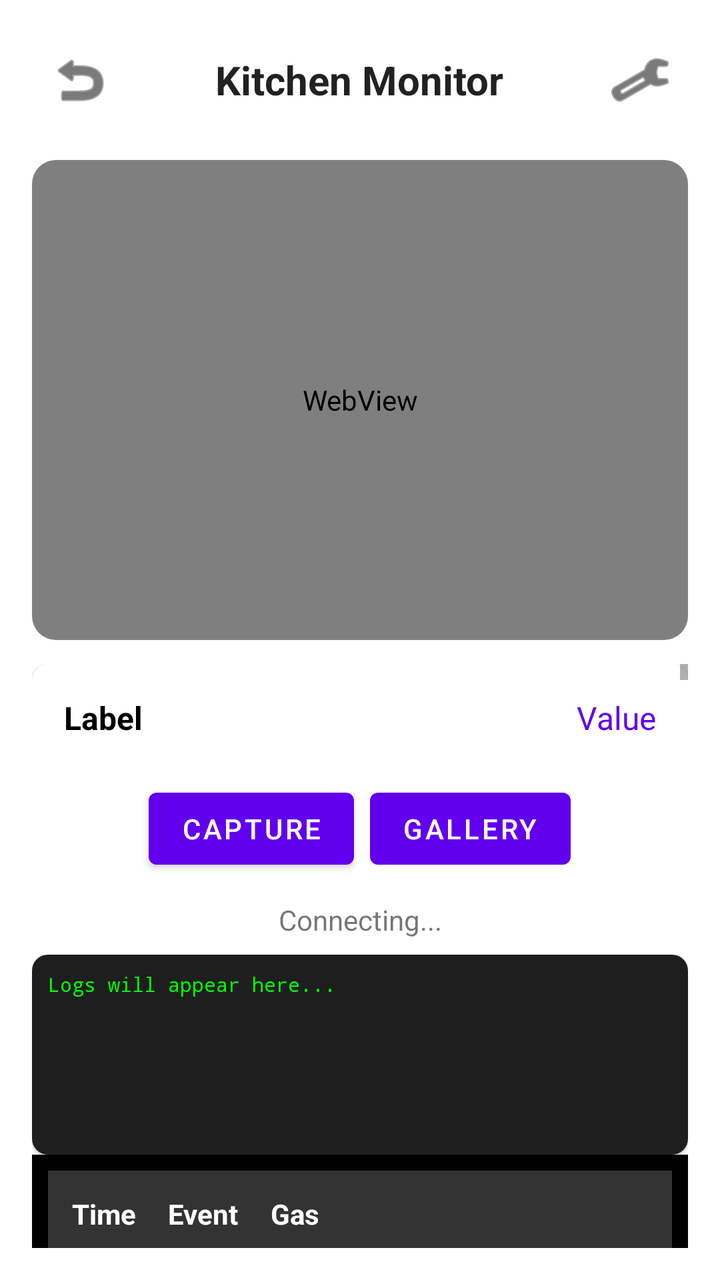
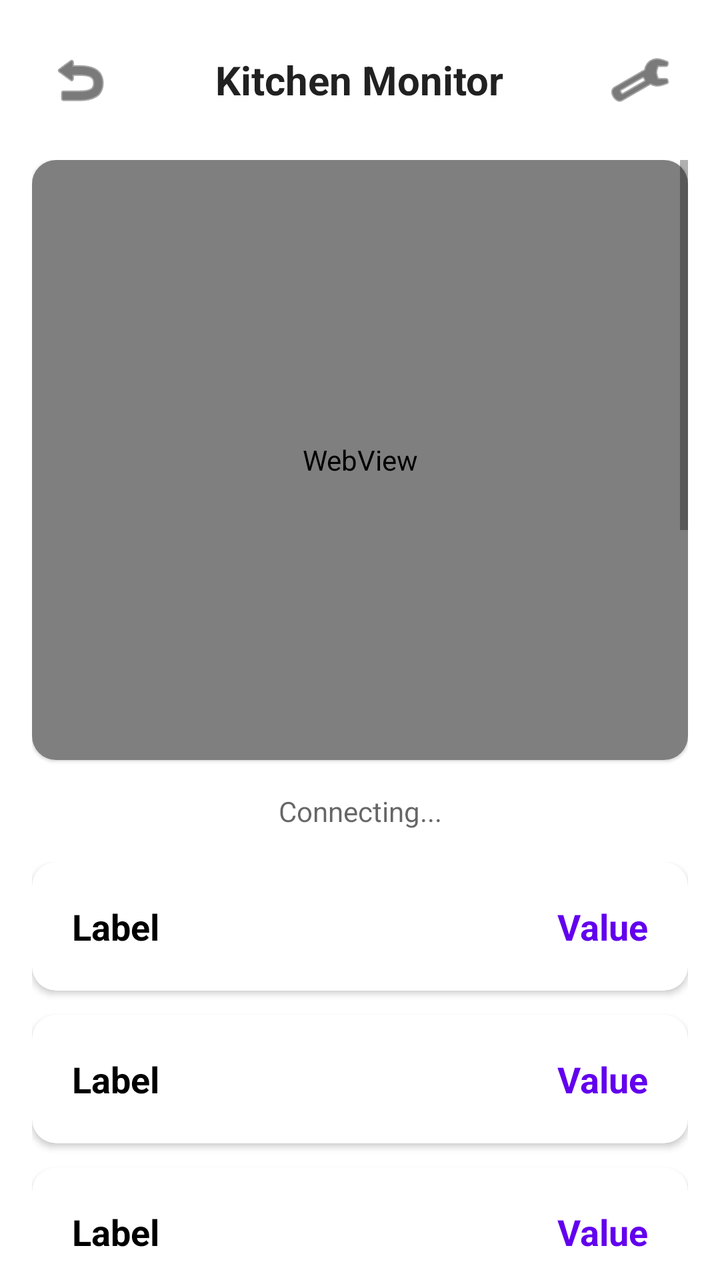

The first picture is an Android layout as it rendered before a commit; the second is the same layout after the commit. The layout source and the unified diff follow.
<!-- AndroidManifest.xml: application theme Theme.Sample -->
<!-- res/layout/activity_kitchen_monitor.xml -->
<?xml version="1.0" encoding="utf-8"?>
<LinearLayout xmlns:android="http://schemas.android.com/apk/res/android"
    xmlns:app="http://schemas.android.com/apk/res-auto"
    android:layout_width="match_parent"
    android:layout_height="match_parent"
    android:orientation="vertical"
    android:padding="16dp"
    android:background="?android:attr/colorBackground">

    <RelativeLayout
        android:layout_width="match_parent"
        android:layout_height="wrap_content"
        android:layout_marginBottom="16dp">

        <ImageButton
            android:id="@+id/btn_back"
            android:layout_width="48dp"
            android:layout_height="48dp"
            android:background="?attr/selectableItemBackgroundBorderless"
            android:src="@android:drawable/ic_menu_revert"
            android:contentDescription="@string/content_desc_back"
            app:tint="?android:attr/textColorPrimary" />

        <TextView
            android:layout_width="wrap_content"
            android:layout_height="wrap_content"
            android:layout_centerInParent="true"
            android:text="@string/title_kitchen"
            android:textColor="?android:attr/textColorPrimary"
            android:textSize="20sp"
            android:textStyle="bold" />

        <ImageButton
            android:id="@+id/btn_settings"
            android:layout_width="48dp"
            android:layout_height="48dp"
            android:layout_alignParentEnd="true"
            android:background="?attr/selectableItemBackgroundBorderless"
            android:src="@android:drawable/ic_menu_preferences"
            app:tint="?android:attr/textColorPrimary" />
    </RelativeLayout>

    <com.google.android.material.card.MaterialCardView
        android:layout_width="match_parent"
        android:layout_height="240dp"
        app:cardCornerRadius="12dp"
        android:layout_marginBottom="12dp">

        <WebView
            android:id="@+id/video_stream"
            android:layout_width="match_parent"
            android:layout_height="match_parent"
            android:background="#000000" />
    </com.google.android.material.card.MaterialCardView>

    <ScrollView
        android:layout_width="match_parent"
        android:layout_height="0dp"
        android:layout_weight="1"
        android:layout_marginBottom="12dp">

        <LinearLayout
            android:layout_width="match_parent"
            android:layout_height="wrap_content"
            android:orientation="vertical">

            <include layout="@layout/item_status_row" android:id="@+id/row_pir" />
            <include layout="@layout/item_status_row" android:id="@+id/row_ldr" />
            <include layout="@layout/item_status_row" android:id="@+id/row_relay" />
            <include layout="@layout/item_status_row" android:id="@+id/row_buzzer" />
            <include layout="@layout/item_status_row" android:id="@+id/row_gas" />
            <include layout="@layout/item_status_row" android:id="@+id/row_temp" />
            <include layout="@layout/item_status_row" android:id="@+id/row_pres" />
        </LinearLayout>
    </ScrollView>

    <LinearLayout
        android:layout_width="match_parent"
        android:layout_height="wrap_content"
        android:orientation="horizontal"
        android:gravity="center"
        android:layout_marginBottom="12dp">

        <Button android:id="@+id/btn_capture" android:layout_width="wrap_content" android:layout_height="wrap_content" android:text="Capture" android:layout_marginEnd="8dp" />
        <Button android:id="@+id/btn_gallery" android:layout_width="wrap_content" android:layout_height="wrap_content" android:text="Gallery" />
    </LinearLayout>

    <TextView android:id="@+id/sync_status" android:layout_width="match_parent" android:layout_height="wrap_content" android:gravity="center" android:text="Connecting..." />

    <com.google.android.material.card.MaterialCardView
        android:layout_width="match_parent"
        android:layout_height="100dp"
        android:layout_marginTop="8dp"
        app:cardCornerRadius="8dp"
        app:cardElevation="1dp">

        <ScrollView
            android:id="@+id/log_scroll_view"
            android:layout_width="match_parent"
            android:layout_height="match_parent"
            android:background="#1E1E1E"
            android:padding="8dp">

            <TextView
                android:id="@+id/tv_connection_logs"
                android:layout_width="match_parent"
                android:layout_height="wrap_content"
                android:fontFamily="monospace"
                android:text="Logs will appear here..."
                android:textColor="#00FF00"
                android:textSize="10sp" />
        </ScrollView>
    </com.google.android.material.card.MaterialCardView>

    <ScrollView
        android:layout_width="match_parent"
        android:layout_height="0dp"
        android:layout_weight="1"
        android:background="#000000">

        <TableLayout
            android:id="@+id/history_table"
            android:layout_width="match_parent"
            android:layout_height="wrap_content"
            android:padding="8dp">

            <TableRow android:background="#333333" android:padding="4dp">
                <TextView android:text="Time" android:textColor="#FFFFFF" android:padding="8dp" android:textStyle="bold"/>
                <TextView android:text="Event" android:textColor="#FFFFFF" android:padding="8dp" android:textStyle="bold"/>
                <TextView android:text="Gas" android:textColor="#FFFFFF" android:padding="8dp" android:textStyle="bold"/>
            </TableRow>
        </TableLayout>
    </ScrollView>
</LinearLayout>
<!-- res/layout/item_status_row.xml (included above) -->
<?xml version="1.0" encoding="utf-8"?>
<com.google.android.material.card.MaterialCardView xmlns:android="http://schemas.android.com/apk/res/android"
    xmlns:app="http://schemas.android.com/apk/res-auto"
    android:layout_width="match_parent"
    android:layout_height="wrap_content"
    android:layout_marginBottom="8dp"
    app:cardCornerRadius="8dp"
    app:cardElevation="1dp">

    <LinearLayout
        android:layout_width="match_parent"
        android:layout_height="wrap_content"
        android:orientation="horizontal"
        android:padding="16dp"
        android:gravity="center_vertical">

        <TextView
            android:id="@+id/label"
            android:layout_width="0dp"
            android:layout_height="wrap_content"
            android:layout_weight="1"
            android:text="Label"
            android:textColor="?attr/colorOnSurface"
            android:textStyle="bold"
            android:textSize="16sp" />

        <com.google.android.material.switchmaterial.SwitchMaterial
            android:id="@+id/sensor_switch"
            android:layout_width="wrap_content"
            android:layout_height="wrap_content"
            android:layout_marginEnd="8dp"
            android:visibility="gone" />

        <TextView
            android:id="@+id/value"
            android:layout_width="wrap_content"
            android:layout_height="wrap_content"
            android:text="Value"
            android:textSize="16sp"
            android:textColor="?attr/colorPrimary" />

    </LinearLayout>
</com.google.android.material.card.MaterialCardView>
<!-- resources referenced by this layout -->
<resources>
  <string name="content_desc_back">Back to Menu</string>
  <string name="title_kitchen">Kitchen Monitor</string>
  <style name="Theme.Sample" parent="Theme.MaterialComponents.DayNight.NoActionBar">
          
          <item name="colorPrimary">@color/purple_500</item>
          <item name="colorPrimaryVariant">@color/purple_700</item>
          <item name="colorOnPrimary">@color/white</item>
          
          <item name="colorSecondary">@color/teal_200</item>
          <item name="colorSecondaryVariant">@color/teal_700</item>
          <item name="colorOnSecondary">@color/black</item>
          
          <item name="android:statusBarColor">?attr/colorPrimaryVariant</item>
          
      </style>
  <color name="purple_500">#FF6200EE</color>
  <color name="purple_700">#FF3700B3</color>
  <color name="white">#FFFFFFFF</color>
  <color name="teal_200">#FF03DAC5</color>
  <color name="teal_700">#FF018786</color>
  <color name="black">#FF000000</color>
</resources>

<!-- the commit's change to res/layout/activity_kitchen_monitor.xml (unified diff, before → after) -->
@@ -40,96 +40,168 @@
             app:tint="?android:attr/textColorPrimary" />
     </RelativeLayout>
 
-    <com.google.android.material.card.MaterialCardView
-        android:layout_width="match_parent"
-        android:layout_height="240dp"
-        app:cardCornerRadius="12dp"
-        android:layout_marginBottom="12dp">
-
-        <WebView
-            android:id="@+id/video_stream"
-            android:layout_width="match_parent"
-            android:layout_height="match_parent"
-            android:background="#000000" />
-    </com.google.android.material.card.MaterialCardView>
-
     <ScrollView
         android:layout_width="match_parent"
         android:layout_height="0dp"
         android:layout_weight="1"
-        android:layout_marginBottom="12dp">
+        android:fillViewport="true">
 
         <LinearLayout
             android:layout_width="match_parent"
             android:layout_height="wrap_content"
             android:orientation="vertical">
 
-            <include layout="@layout/item_status_row" android:id="@+id/row_pir" />
-            <include layout="@layout/item_status_row" android:id="@+id/row_ldr" />
-            <include layout="@layout/item_status_row" android:id="@+id/row_relay" />
-            <include layout="@layout/item_status_row" android:id="@+id/row_buzzer" />
-            <include layout="@layout/item_status_row" android:id="@+id/row_gas" />
-            <include layout="@layout/item_status_row" android:id="@+id/row_temp" />
-            <include layout="@layout/item_status_row" android:id="@+id/row_pres" />
+            
+            <com.google.android.material.card.MaterialCardView
+                android:layout_width="match_parent"
+                android:layout_height="300dp"
+                app:cardCornerRadius="12dp"
+                android:layout_marginBottom="16dp">
+
+                <FrameLayout
+                    android:layout_width="match_parent"
+                    android:layout_height="match_parent">
+
+                    <WebView
+                        android:id="@+id/video_stream"
+                        android:layout_width="match_parent"
+                        android:layout_height="match_parent"
+                        android:background="#000000" />
+
+                    <ImageView
+                        android:id="@+id/iv_captured_image"
+                        android:layout_width="match_parent"
+                        android:layout_height="match_parent"
+                        android:scaleType="fitCenter"
+                        android:background="#000000"
+                        android:visibility="gone" />
+                </FrameLayout>
+            </com.google.android.material.card.MaterialCardView>
+
+            <TextView
+                android:id="@+id/sync_status"
+                android:layout_width="match_parent"
+                android:layout_height="wrap_content"
+                android:gravity="center"
+                android:text="Connecting..."
+                android:textSize="14sp"
+                android:textColor="?android:attr/textColorSecondary"
+                android:layout_marginBottom="16dp" />
+
+            
+            <LinearLayout
+                android:layout_width="match_parent"
+                android:layout_height="wrap_content"
+                android:orientation="vertical">
+
+                <include layout="@layout/item_status_row" android:id="@+id/row_pir" />
+                <include layout="@layout/item_status_row" android:id="@+id/row_ldr" />
+                <include layout="@layout/item_status_row" android:id="@+id/row_power" />
+                <include layout="@layout/item_status_row" android:id="@+id/row_relay" />
+                <include layout="@layout/item_status_row" android:id="@+id/row_buzzer" />
+                <include layout="@layout/item_status_row" android:id="@+id/row_manual_override" />
+                <include layout="@layout/item_status_row" android:id="@+id/row_gas_digital" />
+                <include layout="@layout/item_status_row" android:id="@+id/row_gas_analog" />
+                <include layout="@layout/item_status_row" android:id="@+id/row_temp_lm358" />
+                <include layout="@layout/item_status_row" android:id="@+id/row_temp_bmp" />
+                <include layout="@layout/item_status_row" android:id="@+id/row_pres" />
+            </LinearLayout>
+
+            <TextView
+                android:layout_width="wrap_content"
+                android:layout_height="wrap_content"
+                android:text="System Connection Logs"
+                android:textStyle="bold"
+                android:layout_marginTop="16dp"
+                android:layout_marginBottom="8dp"/>
+
+            <com.google.android.material.card.MaterialCardView
+                android:layout_width="match_parent"
+                android:layout_height="120dp"
+                android:layout_marginBottom="16dp"
+                app:cardCornerRadius="8dp"
+                app:cardElevation="1dp">
+
+                
+                <ScrollView
+                    android:id="@+id/log_scroll_view"
+                    android:layout_width="match_parent"
+                    android:layout_height="match_parent"
+                    android:background="#1E1E1E"
+                    android:padding="8dp">
+
+                    <TextView
+                        android:id="@+id/tv_connection_logs"
+                        android:layout_width="match_parent"
+                        android:layout_height="wrap_content"
+                        android:fontFamily="monospace"
+                        android:text="Logs will appear here..."
+                        android:textColor="#00FF00"
+                        android:textSize="11sp" />
+                </ScrollView>
+            </com.google.android.material.card.MaterialCardView>
+
+            <TextView
+                android:layout_width="wrap_content"
+                android:layout_height="wrap_content"
+                android:text="State History"
+                android:textStyle="bold"
+                android:layout_marginBottom="8dp"/>
+
+            <com.google.android.material.card.MaterialCardView
+                android:layout_width="match_parent"
+                android:layout_height="wrap_content"
+                android:layout_marginBottom="24dp"
+                app:cardCornerRadius="8dp"
+                app:cardElevation="1dp">
+
+                <TableLayout
+                    android:id="@+id/history_table"
+                    android:layout_width="match_parent"
+                    android:layout_height="wrap_content"
+                    android:padding="8dp"
+                    android:background="#000000">
+
+                    <TableRow android:background="#333333" android:padding="4dp">
+                        <TextView android:text="Time" android:textColor="#FFFFFF" android:padding="8dp" android:textStyle="bold"/>
+                        <TextView android:text="Event" android:textColor="#FFFFFF" android:padding="8dp" android:textStyle="bold"/>
+                        <TextView android:text="Gas" android:textColor="#FFFFFF" android:padding="8dp" android:textStyle="bold"/>
+                    </TableRow>
+                </TableLayout>
+            </com.google.android.material.card.MaterialCardView>
+
+            
+            <LinearLayout
+                android:layout_width="match_parent"
+                android:layout_height="wrap_content"
+                android:orientation="horizontal"
+                android:gravity="center"
+                android:layout_marginTop="16dp"
+                android:layout_marginBottom="40dp">
+
+                <Button
+                    android:id="@+id/btn_capture"
+                    android:layout_width="0dp"
+                    android:layout_height="64dp"
+                    android:layout_weight="1"
+                    android:text="Capture"
+                    android:layout_marginEnd="12dp"
+                    android:textSize="18sp"
+                    android:textStyle="bold"
+                    style="@style/Widget.MaterialComponents.Button" />
+
+                <Button
+                    android:id="@+id/btn_gallery"
+                    android:layout_width="0dp"
+                    android:layout_height="64dp"
+                    android:layout_weight="1"
+                    android:text="Gallery"
+                    android:textSize="18sp"
+                    android:textStyle="bold"
+                    style="@style/Widget.MaterialComponents.Button.OutlinedButton" />
+            </LinearLayout>
+
         </LinearLayout>
-    </ScrollView>
-
-    <LinearLayout
-        android:layout_width="match_parent"
-        android:layout_height="wrap_content"
-        android:orientation="horizontal"
-        android:gravity="center"
-        android:layout_marginBottom="12dp">
-
-        <Button android:id="@+id/btn_capture" android:layout_width="wrap_content" android:layout_height="wrap_content" android:text="Capture" android:layout_marginEnd="8dp" />
-        <Button android:id="@+id/btn_gallery" android:layout_width="wrap_content" android:layout_height="wrap_content" android:text="Gallery" />
-    </LinearLayout>
-
-    <TextView android:id="@+id/sync_status" android:layout_width="match_parent" android:layout_height="wrap_content" android:gravity="center" android:text="Connecting..." />
-
-    <com.google.android.material.card.MaterialCardView
-        android:layout_width="match_parent"
-        android:layout_height="100dp"
-        android:layout_marginTop="8dp"
-        app:cardCornerRadius="8dp"
-        app:cardElevation="1dp">
-
-        <ScrollView
-            android:id="@+id/log_scroll_view"
-            android:layout_width="match_parent"
-            android:layout_height="match_parent"
-            android:background="#1E1E1E"
-            android:padding="8dp">
-
-            <TextView
-                android:id="@+id/tv_connection_logs"
-                android:layout_width="match_parent"
-                android:layout_height="wrap_content"
-                android:fontFamily="monospace"
-                android:text="Logs will appear here..."
-                android:textColor="#00FF00"
-                android:textSize="10sp" />
-        </ScrollView>
-    </com.google.android.material.card.MaterialCardView>
-
-    <ScrollView
-        android:layout_width="match_parent"
-        android:layout_height="0dp"
-        android:layout_weight="1"
-        android:background="#000000">
-
-        <TableLayout
-            android:id="@+id/history_table"
-            android:layout_width="match_parent"
-            android:layout_height="wrap_content"
-            android:padding="8dp">
-
-            <TableRow android:background="#333333" android:padding="4dp">
-                <TextView android:text="Time" android:textColor="#FFFFFF" android:padding="8dp" android:textStyle="bold"/>
-                <TextView android:text="Event" android:textColor="#FFFFFF" android:padding="8dp" android:textStyle="bold"/>
-                <TextView android:text="Gas" android:textColor="#FFFFFF" android:padding="8dp" android:textStyle="bold"/>
-            </TableRow>
-        </TableLayout>
     </ScrollView>
 </LinearLayout>
 <!-- res/layout/item_status_row.xml (included above) -->
@@ -138,15 +210,15 @@
     xmlns:app="http://schemas.android.com/apk/res-auto"
     android:layout_width="match_parent"
     android:layout_height="wrap_content"
-    android:layout_marginBottom="8dp"
-    app:cardCornerRadius="8dp"
-    app:cardElevation="1dp">
+    android:layout_marginBottom="12dp"
+    app:cardCornerRadius="12dp"
+    app:cardElevation="2dp">
 
     <LinearLayout
         android:layout_width="match_parent"
         android:layout_height="wrap_content"
         android:orientation="horizontal"
-        android:padding="16dp"
+        android:padding="20dp"
         android:gravity="center_vertical">
 
         <TextView
@@ -157,13 +229,15 @@
             android:text="Label"
             android:textColor="?attr/colorOnSurface"
             android:textStyle="bold"
-            android:textSize="16sp" />
+            android:textSize="18sp" />
 
         <com.google.android.material.switchmaterial.SwitchMaterial
             android:id="@+id/sensor_switch"
             android:layout_width="wrap_content"
             android:layout_height="wrap_content"
-            android:layout_marginEnd="8dp"
+            android:layout_marginEnd="12dp"
+            android:scaleX="1.1"
+            android:scaleY="1.1"
             android:visibility="gone" />
 
         <TextView
@@ -171,7 +245,8 @@
             android:layout_width="wrap_content"
             android:layout_height="wrap_content"
             android:text="Value"
-            android:textSize="16sp"
+            android:textSize="18sp"
+            android:textStyle="bold"
             android:textColor="?attr/colorPrimary" />
 
     </LinearLayout>
